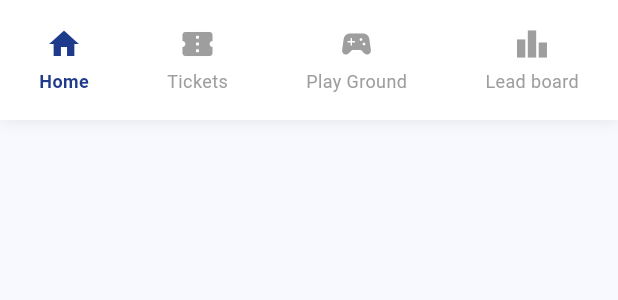
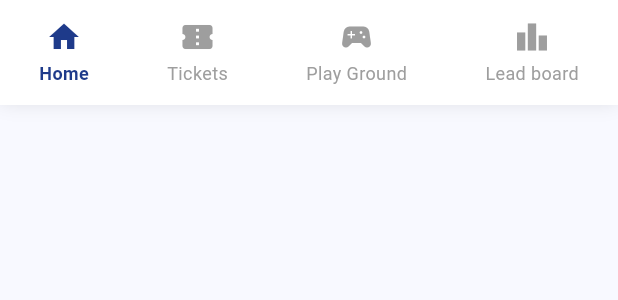
Before and after one commit to josephsatharasi/ush-game-version_1, a Flutter app: the BottomNavbarWidget widget shown alone on an empty page, opened directly with empty values, on a phone screen of 412 x 824 dp. Shown: the top 300 px of the screen. Run offline on Flutter 3.47's test engine with Material 3 defaults, Android fonts, the phone set to English and light mode, and no system bars; our stand-ins replace audioplayers, flutter_tts, geocoding, geolocator, shared_preferences; accounts and stored records are empty; network calls fail.

Commit message:
Fixed bottom navbar padding and game selection API integration

```diff
--- a/flutter-app/lib/app_state/bottom_navbar/bottom_navbar_widget.dart
+++ b/flutter-app/lib/app_state/bottom_navbar/bottom_navbar_widget.dart
@@ -13,8 +13,9 @@ class BottomNavbarWidget extends StatelessWidget {
 
   @override
   Widget build(BuildContext context) {
+    final bottomPadding = MediaQuery.of(context).viewPadding.bottom;
+
     return Container(
-      padding: EdgeInsets.only(bottom: MediaQuery.of(context).padding.bottom),
       decoration: BoxDecoration(
         color: Colors.white,
         boxShadow: [
@@ -25,20 +26,19 @@ class BottomNavbarWidget extends StatelessWidget {
           ),
         ],
       ),
-      child: SafeArea(
-        top: false,
-        child: Container(
-          height: 80,
+      child: Column(
+        mainAxisSize: MainAxisSize.min,
+        children: [
+          Container(
+            height: 70,
             child: Row(
               mainAxisAlignment: MainAxisAlignment.spaceAround,
               children: BottomNavbarModel.items.map((item) {
                 final isSelected = currentIndex == item.index;
                 return GestureDetector(
                   onTap: () => onTap(item.index),
-                child: Container(
-                  padding: EdgeInsets.symmetric(vertical: 8),
                   child: Column(
-                    mainAxisSize: MainAxisSize.min,
+                    mainAxisAlignment: MainAxisAlignment.center,
                     children: [
                       Icon(
                         _getIconData(item.iconPath),
@@ -56,11 +56,13 @@ class BottomNavbarWidget extends StatelessWidget {
                       ),
                     ],
                   ),
-                ),
                 );
               }).toList(),
             ),
           ),
+          if (bottomPadding > 0)
+            SizedBox(height: bottomPadding),
+        ],
       ),
     );
   }
```
Also changed, not shown: flutter-app/lib/app_state/game_selection_screen.dart (+15 -7 lines). Lines whose indentation alone changed are shown as unchanged.
